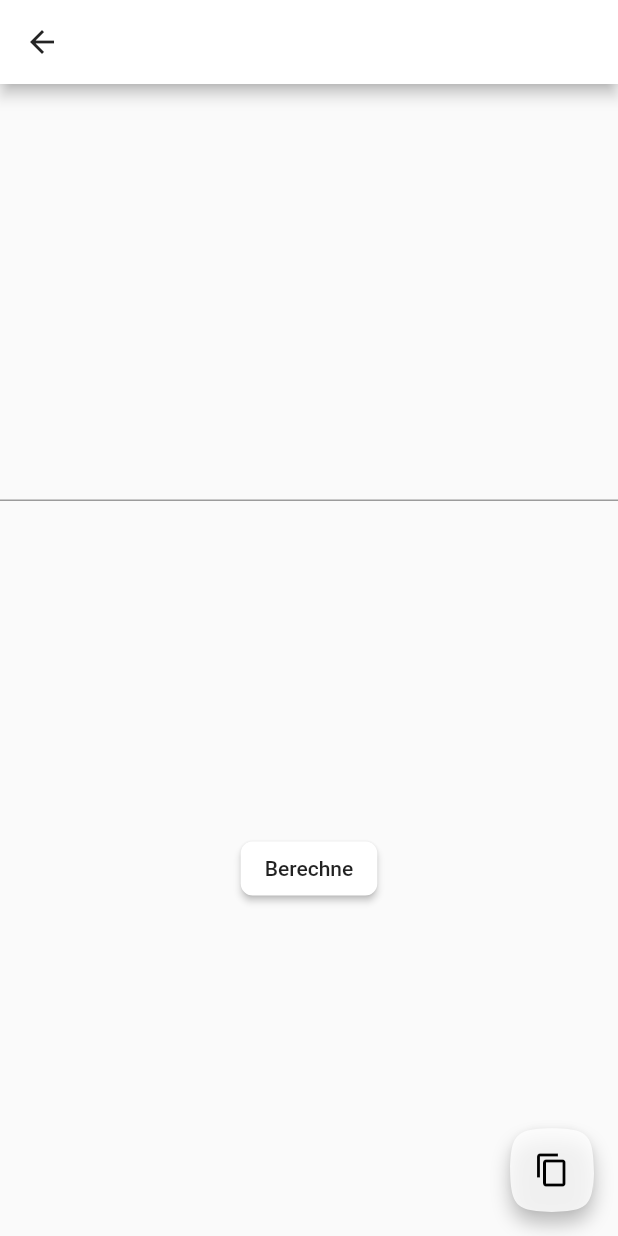
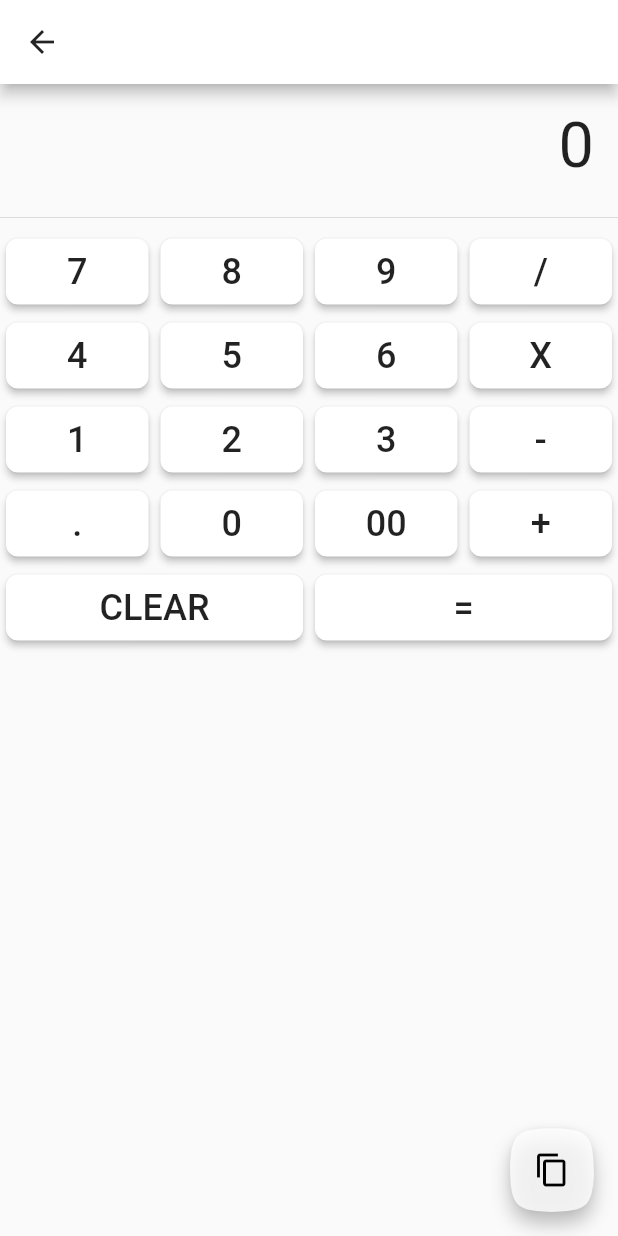
Before and after one commit to RahmiTufanoglu/citizen_lab, a Flutter app: the CalculatorPage screen opened by its route, after a tap on the "content copy" icon, on a phone screen of 412 x 824 dp. Run offline on Flutter 3.47's test engine with Material 2 defaults, Android fonts, the phone set to English and light mode, and no system bars; our stand-ins replace csv, geolocator, image_picker, photo_view, share, shared_preferences and 2 more; accounts and stored records are empty.

Commit message:
add calculator function

```diff
--- a/lib/entries/tools/calculator_page.dart
+++ b/lib/entries/tools/calculator_page.dart
@@ -1,8 +1,7 @@
 import 'package:citizen_lab/themes/theme_changer_provider.dart';
 import 'package:flutter/material.dart';
+import 'package:flutter/services.dart';
 import 'package:provider/provider.dart';
-
-import 'calculator_button.dart';
 
 class CalculatorPage extends StatefulWidget {
   @override
@@ -10,51 +9,17 @@ class CalculatorPage extends StatefulWidget {
 }
 
 class _CalculatorPageState extends State<CalculatorPage> {
-  final _formKey = GlobalKey<FormState>();
   final _scaffoldKey = GlobalKey<ScaffoldState>();
-  final _calcEditingController = TextEditingController();
-
   ThemeChangerProvider _themeChanger;
 
-  List<CalculatorButton> _calculatorButtonList = [];
-
-  int count = 0;
-
-  @override
-  void initState() {
-    List<CalculatorButton> list = [
-      CalculatorButton(false, 'C', null, null),
-      CalculatorButton(false, '', null, null),
-      CalculatorButton(false, '%', null, null),
-      CalculatorButton(false, '/', null, null),
-      CalculatorButton(false, '7', null, null),
-      CalculatorButton(false, '8', null, null),
-      CalculatorButton(false, '9', null, null),
-      CalculatorButton(false, 'x', null, null),
-      CalculatorButton(false, '4', null, null),
-      CalculatorButton(false, '5', null, null),
-      CalculatorButton(false, '6', null, null),
-      CalculatorButton(false, '-', null, null),
-      CalculatorButton(false, '1', null, null),
-      CalculatorButton(false, '2', null, null),
-      CalculatorButton(false, '3', null, null),
-      CalculatorButton(true, '+', null, null),
-      CalculatorButton(false, '', null, null),
-      CalculatorButton(false, '0', null, null),
-      CalculatorButton(false, '.', null, null),
-      CalculatorButton(false, '=', null, null),
-    ];
-
-    for (int i = 0; i < list.length; i++) {
-      _calculatorButtonList.add(list[i]);
-    }
-
-    super.initState();
-  }
+  String output = '0';
+  String _output = '0';
+  double num1 = 0.0;
+  double num2 = 0.0;
+  String operand = '';
 
   @override
   void dispose() {
-    _calcEditingController.dispose();
     super.dispose();
   }
 
@@ -64,6 +29,7 @@ class _CalculatorPageState extends State<CalculatorPage> {
     _themeChanger.checkIfDarkModeEnabled(context);
 
     return Scaffold(
+      key: _scaffoldKey,
       appBar: _buildAppBar(),
       body: _buildBody(),
       floatingActionButton: _buildFabs(),
@@ -73,7 +39,6 @@ class _CalculatorPageState extends State<CalculatorPage> {
   Widget _buildAppBar() {
     return AppBar(
       title: GestureDetector(
-        //onPanStart: (_) => _enableDarkMode(),
         onPanStart: (_) => _themeChanger.setTheme(),
         child: Container(
           width: double.infinity,
@@ -89,70 +54,167 @@ class _CalculatorPageState extends State<CalculatorPage> {
   Widget _buildBody() {
     return SafeArea(
       child: Column(
-        mainAxisAlignment: MainAxisAlignment.spaceEvenly,
         children: <Widget>[
-          TextFormField(
-            controller: _calcEditingController,
-            keyboardType: TextInputType.number,
-            style: TextStyle(
-              fontSize: 28.0,
+          Container(
+            alignment: Alignment.centerRight,
+            padding: const EdgeInsets.all(16.0),
+            child: Text(
+              output,
+              style: TextStyle(fontSize: 42.0),
             ),
           ),
-          RaisedButton(
-            child: Text('Berechne'),
-            onPressed: () => _checkOperation(),
+          Divider(),
+          Column(
+            children: [
+              Row(
+                children: [
+                  _buildButton('7'),
+                  _buildButton('8'),
+                  _buildButton('9'),
+                  _buildButton('/')
+                ],
+              ),
+              Row(
+                children: [
+                  _buildButton('4'),
+                  _buildButton('5'),
+                  _buildButton('6'),
+                  _buildButton('X')
+                ],
+              ),
+              Row(
+                children: [
+                  _buildButton('1'),
+                  _buildButton('2'),
+                  _buildButton('3'),
+                  _buildButton('-')
+                ],
+              ),
+              Row(
+                children: [
+                  _buildButton('.'),
+                  _buildButton('0'),
+                  _buildButton('00'),
+                  _buildButton('+')
+                ],
+              ),
+              Row(
+                children: [
+                  _buildButton('CLEAR'),
+                  _buildButton('='),
+                ],
+              )
+            ],
           ),
         ],
       ),
     );
   }
 
-  void _checkOperation() {
-    String s1 = _calcEditingController.text;
-    String s = s1.replaceAll(RegExp(r"\s\b|\b\s"), '');
+  _buttonPressed(String buttonText) {
+    if (buttonText == 'CLEAR') {
+      _output = '0';
+      num1 = 0.0;
+      num2 = 0.0;
+      operand = '';
+    } else if (buttonText == '+' ||
+        buttonText == '-' ||
+        buttonText == '/' ||
+        buttonText == 'X') {
+      num1 = double.parse(output);
+      operand = buttonText;
+      _output = '0';
+    } else if (buttonText == '.') {
+      if (_output.contains('.')) {
+        return;
+      } else {
+        _output = _output + buttonText;
+      }
+    } else if (buttonText == '=') {
+      num2 = double.parse(output);
 
-    /*List<String> list = [];
+      if (operand == '+') {
+        _output = (num1 + num2).toString();
+      }
+      if (operand == '-') {
+        _output = (num1 - num2).toString();
+      }
+      if (operand == 'X') {
+        _output = (num1 * num2).toString();
+      }
+      if (operand == '/') {
+        _output = (num1 / num2).toString();
+      }
 
-    for (int i = 0; i < list.length; i++) {
-      String tmp = s.substring(count, s.indexOf(' '));
-      count = tmp.length;
-      list.add(s.substring(count, s.indexOf(' ')));
-    }*/
-
-    List<String> strNumber = [];
-    List<int> doubleNumber = [];
-
-    //print(stringLength);
-
-    /*String tmp;
-    int count = 0;
-    int index;
-    for (int i = 0; i < stringLength; i++) {
-      if (s.contains('+')) {
-        index = s.indexOf('+');
-        //print(index);
-        tmp = s.substring(count, index);
-        number.add(int.parse(tmp));
-        //i = index;
-      }
-    }*/
-
-    for (int i = 0; i < s.length; i++) {
-      if (s[i] != '+') {
-        strNumber.add(s[i]);
-      } else {
-        //doubleNumber.add(int.parse(strNumber[i]));
-        break;
-      }
+      num1 = 0.0;
+      num2 = 0.0;
+      operand = '';
+    } else {
+      _output = _output + buttonText;
     }
 
-    print('ERG: ${strNumber[0]}');
+    setState(() {
+      output = double.parse(_output).toStringAsFixed(2);
+    });
+  }
+
+  Widget _buildButton(String buttonText) {
+    return Expanded(
+      child: Padding(
+        padding: const EdgeInsets.all(4.0),
+        child: RaisedButton(
+          padding: const EdgeInsets.all(8.0),
+          child: Text(
+            buttonText,
+            style: TextStyle(fontSize: 24.0),
+          ),
+          onPressed: () => _buttonPressed(buttonText),
+        ),
+      ),
+    );
   }
 
   Widget _buildFabs() {
     return FloatingActionButton(
       child: Icon(Icons.content_copy),
-      onPressed: () {},
+      onPressed: () => _copyContent(),
+    );
+  }
+
+  void _copyContent() {
+    final String copyContent = 'Inhalt kopiert';
+    final String copyNotPossible = 'Kein Inhalt zum kopieren';
+
+    if (output.isNotEmpty) {
+      _setClipboard(output, '$copyContent.');
+    } else {
+      _scaffoldKey.currentState.showSnackBar(
+        _buildSnackBar(text: '$copyNotPossible.'),
+      );
+    }
+  }
+
+  void _setClipboard(String text, String snackText) {
+    Clipboard.setData(
+      ClipboardData(text: text),
+    );
+
+    _scaffoldKey.currentState.showSnackBar(
+      _buildSnackBar(text: snackText),
+    );
+  }
+
+  Widget _buildSnackBar({@required String text}) {
+    return SnackBar(
+      backgroundColor: Colors.black.withOpacity(0.5),
+      duration: Duration(milliseconds: 500),
+      content: Text(
+        text,
+        style: TextStyle(
+          color: Colors.white,
+          fontWeight: FontWeight.bold,
+        ),
+      ),
     );
   }
 }
```
Also changed, not shown: lib/entries/text/text_page.dart (+0 -38 lines).
